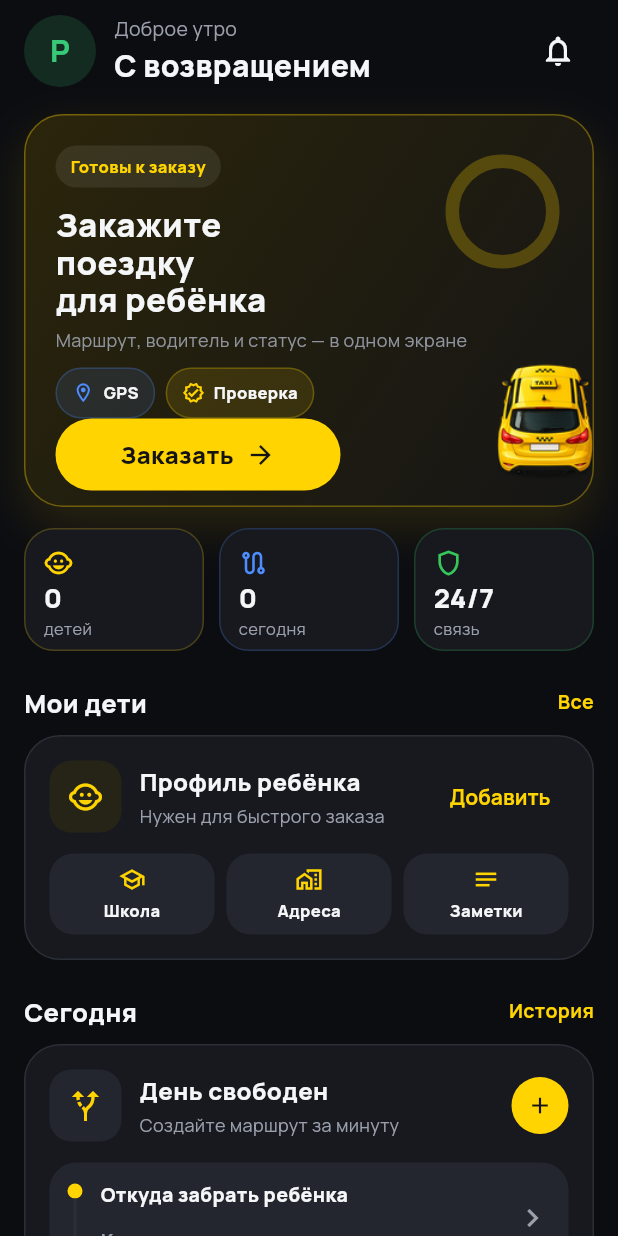
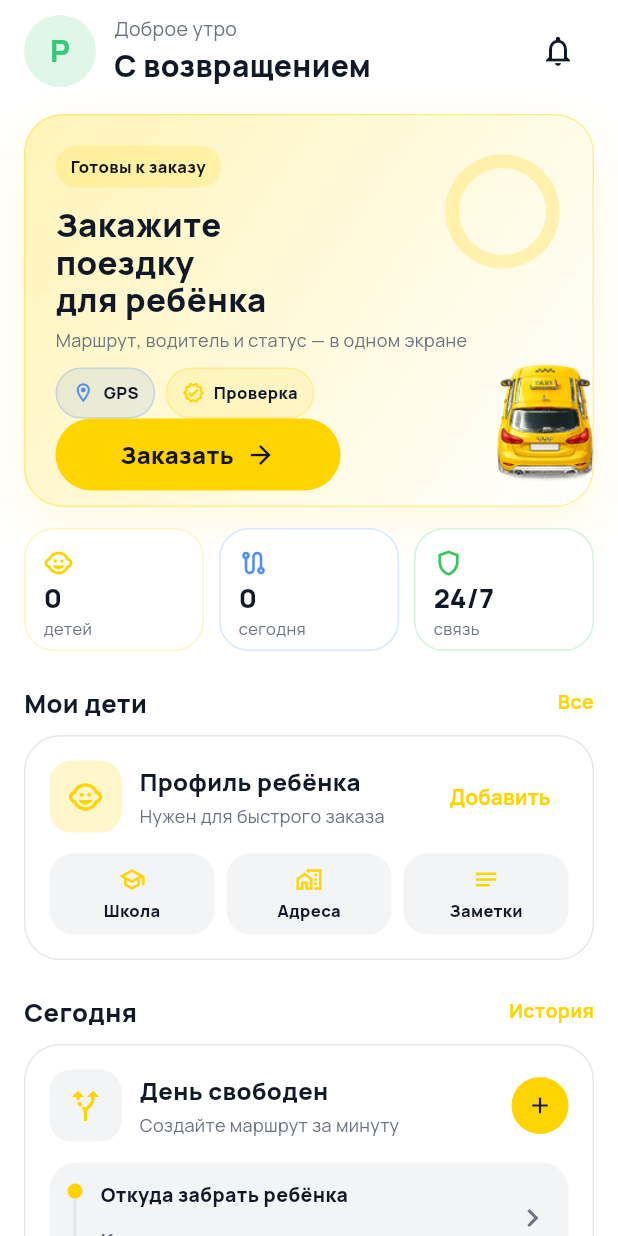
Before and after one commit to b1rzhaan/taxikids, a Flutter app: the ParentHomeScreen screen opened directly, on a phone screen of 412 x 824 dp. Run offline on Flutter 3.47's test engine with Material 3 defaults, Android fonts, the light colour scheme and no system bars; our stand-ins replace dio, flutter_map, flutter_tts, geolocator, google_fonts, image_picker and 3 more; missing offline and left inert: flutter_map_cancellable_tile_provider; accounts and stored records are empty; network calls fail.

Commit message:
Switch mobile UI to light theme

```diff
--- a/mobile/lib/core/theme.dart
+++ b/mobile/lib/core/theme.dart
@@ -1,20 +1,18 @@
 import 'package:flutter/material.dart';
 import 'package:google_fonts/google_fonts.dart';
 
-/// «Детское такси» design tokens — dark theme, yellow accent, white text.
+/// «Детское такси» design tokens — light theme, yellow taxi accent.
 class AppColors {
   static const brand = Color(0xFFFFD400); // vivid yellow accent
   static const brandDark = Color(0xFFE6B800);
   static const onBrand = Color(0xFF141414); // dark text ON yellow surfaces
-  static const brandSoft = Color(0xFF262417); // subtle yellow-tinted dark chip
-  // `ink` is the PRIMARY text colour. On the dark theme it is near-white so
-  // the ~35 existing `AppColors.ink` text usages stay readable everywhere.
-  static const ink = Color(0xFFF5F6F8);
-  static const muted = Color(0xFF9AA0AC); // secondary text on dark
-  static const bg = Color(0xFF0C0D11); // app background (near-black)
-  static const surface = Color(0xFF17191F); // cards / bottom sheets
-  static const surface2 = Color(0xFF23262E); // inputs / elevated chips
-  static const line = Color(0xFF2A2E37); // borders / dividers on dark
+  static const brandSoft = Color(0xFFFFF6CC); // soft yellow card/chip tint
+  static const ink = Color(0xFF111827); // primary text on light
+  static const muted = Color(0xFF6B7280); // secondary text on light
+  static const bg = Color(0xFFFFFFFF); // app background
+  static const surface = Color(0xFFFFFFFF); // cards / bottom sheets
+  static const surface2 = Color(0xFFF3F4F6); // inputs / elevated chips
+  static const line = Color(0xFFE5E7EB); // borders / dividers on light
   static const success = Color(0xFF35C759);
   static const danger = Color(0xFFF04444);
 }
@@ -22,9 +20,9 @@ class AppColors {
 ThemeData buildTheme() {
   final base = ThemeData(
     useMaterial3: true,
-    brightness: Brightness.dark,
+    brightness: Brightness.light,
     scaffoldBackgroundColor: AppColors.bg,
-    colorScheme: const ColorScheme.dark(
+    colorScheme: const ColorScheme.light(
       primary: AppColors.brand,
       onPrimary: AppColors.onBrand,
       secondary: AppColors.brand,
@@ -35,10 +33,9 @@ ThemeData buildTheme() {
     ),
   );
 
-  final text = GoogleFonts.manropeTextTheme(base.textTheme).apply(
-    bodyColor: AppColors.ink,
-    displayColor: AppColors.ink,
-  );
+  final text = GoogleFonts.manropeTextTheme(
+    base.textTheme,
+  ).apply(bodyColor: AppColors.ink, displayColor: AppColors.ink);
 
   return base.copyWith(
     textTheme: text,
@@ -64,7 +61,10 @@ ThemeData buildTheme() {
         disabledForegroundColor: AppColors.muted,
         elevation: 0,
         padding: const EdgeInsets.symmetric(vertical: 16),
-        textStyle: GoogleFonts.manrope(fontSize: 16, fontWeight: FontWeight.w800),
+        textStyle: GoogleFonts.manrope(
+          fontSize: 16,
+          fontWeight: FontWeight.w800,
+        ),
         shape: RoundedRectangleBorder(borderRadius: BorderRadius.circular(18)),
       ),
     ),
@@ -72,7 +72,10 @@ ThemeData buildTheme() {
       style: OutlinedButton.styleFrom(
         foregroundColor: AppColors.ink,
         padding: const EdgeInsets.symmetric(vertical: 15),
-        textStyle: GoogleFonts.manrope(fontSize: 15, fontWeight: FontWeight.w700),
+        textStyle: GoogleFonts.manrope(
+          fontSize: 15,
+          fontWeight: FontWeight.w700,
+        ),
         side: const BorderSide(color: AppColors.line),
         shape: RoundedRectangleBorder(borderRadius: BorderRadius.circular(18)),
       ),
@@ -80,7 +83,10 @@ ThemeData buildTheme() {
     textButtonTheme: TextButtonThemeData(
       style: TextButton.styleFrom(
         foregroundColor: AppColors.brand,
-        textStyle: GoogleFonts.manrope(fontSize: 14, fontWeight: FontWeight.w700),
+        textStyle: GoogleFonts.manrope(
+          fontSize: 14,
+          fontWeight: FontWeight.w700,
+        ),
       ),
     ),
     inputDecorationTheme: InputDecorationTheme(
@@ -107,7 +113,10 @@ ThemeData buildTheme() {
       color: AppColors.surface,
       surfaceTintColor: AppColors.surface,
       elevation: 0,
-      shape: RoundedRectangleBorder(borderRadius: BorderRadius.circular(22)),
+      shape: RoundedRectangleBorder(
+        borderRadius: BorderRadius.circular(22),
+        side: const BorderSide(color: AppColors.line),
+      ),
       margin: EdgeInsets.zero,
     ),
     dividerTheme: const DividerThemeData(color: AppColors.line, thickness: 1),
@@ -121,18 +130,22 @@ ThemeData buildTheme() {
       indicatorColor: AppColors.brand,
       surfaceTintColor: Colors.transparent,
       elevation: 0,
-      iconTheme: WidgetStateProperty.resolveWith((s) => IconThemeData(
+      iconTheme: WidgetStateProperty.resolveWith(
+        (s) => IconThemeData(
           color: s.contains(WidgetState.selected)
               ? AppColors.onBrand
               : AppColors.muted,
-          )),
-      labelTextStyle: WidgetStateProperty.resolveWith((s) => GoogleFonts.manrope(
+        ),
+      ),
+      labelTextStyle: WidgetStateProperty.resolveWith(
+        (s) => GoogleFonts.manrope(
           fontSize: 11,
           fontWeight: FontWeight.w700,
           color: s.contains(WidgetState.selected)
               ? AppColors.ink
               : AppColors.muted,
-          )),
+        ),
+      ),
       height: 68,
     ),
   );
@@ -161,11 +174,14 @@ class InitialAvatar extends StatelessWidget {
     return CircleAvatar(
       radius: radius,
       backgroundColor: color.withValues(alpha: 0.16),
-      child: Text(letter,
+      child: Text(
+        letter,
         style: TextStyle(
           color: color,
           fontWeight: FontWeight.w800,
-              fontSize: radius * 0.85)),
+          fontSize: radius * 0.85,
+        ),
+      ),
     );
   }
 }
--- a/mobile/lib/features/parent/parent_home_screen.dart
+++ b/mobile/lib/features/parent/parent_home_screen.dart
@@ -208,7 +208,7 @@ class _ParentHomeScreenState extends State<ParentHomeScreen> {
           gradient: const LinearGradient(
             begin: Alignment.topLeft,
             end: Alignment.bottomRight,
-            colors: [Color(0xFF2B250B), Color(0xFF151515)],
+            colors: [Color(0xFFFFF4B8), Colors.white],
           ),
           border: Border.all(color: AppColors.brand.withValues(alpha: 0.35)),
           boxShadow: [
@@ -271,7 +271,7 @@ class _ParentHomeScreenState extends State<ParentHomeScreen> {
                       vertical: 6,
                     ),
                     decoration: BoxDecoration(
-                      color: Colors.white.withValues(alpha: 0.08),
+                      color: AppColors.brand.withValues(alpha: 0.18),
                       borderRadius: BorderRadius.circular(999),
                     ),
                     child: Text(
@@ -279,7 +279,7 @@ class _ParentHomeScreenState extends State<ParentHomeScreen> {
                           ? 'Поездка в процессе'
                           : 'Готовы к заказу',
                       style: const TextStyle(
-                        color: AppColors.brand,
+                        color: AppColors.onBrand,
                         fontSize: 11,
                         fontWeight: FontWeight.w800,
                       ),
@@ -294,6 +294,7 @@ class _ParentHomeScreenState extends State<ParentHomeScreen> {
                         child: Text(
                           'Закажите поездку\nдля ребёнка',
                           style: TextStyle(
+                            color: AppColors.ink,
                             fontSize: 22,
                             height: 1.15,
                             fontWeight: FontWeight.w800,
@@ -303,10 +304,7 @@ class _ParentHomeScreenState extends State<ParentHomeScreen> {
                       const SizedBox(height: 6),
                       Text(
                         'Маршрут, водитель и статус — в одном экране',
-                        style: TextStyle(
-                          color: AppColors.muted.withValues(alpha: 0.9),
-                          fontSize: 12,
-                        ),
+                        style: TextStyle(color: AppColors.muted, fontSize: 12),
                       ),
                       const SizedBox(height: 10),
                       const Wrap(
@@ -642,7 +640,7 @@ class _ParentHomeScreenState extends State<ParentHomeScreen> {
     return Container(
       padding: const EdgeInsets.all(16),
       decoration: BoxDecoration(
-        color: const Color(0xFF111318),
+        color: AppColors.surface,
         borderRadius: BorderRadius.circular(24),
         border: Border.all(color: AppColors.brand.withValues(alpha: 0.22)),
       ),
```
Also changed, not shown: mobile/lib/widgets/app_bottom_nav.dart (+7 -6 lines). Lines whose indentation alone changed are shown as unchanged.
